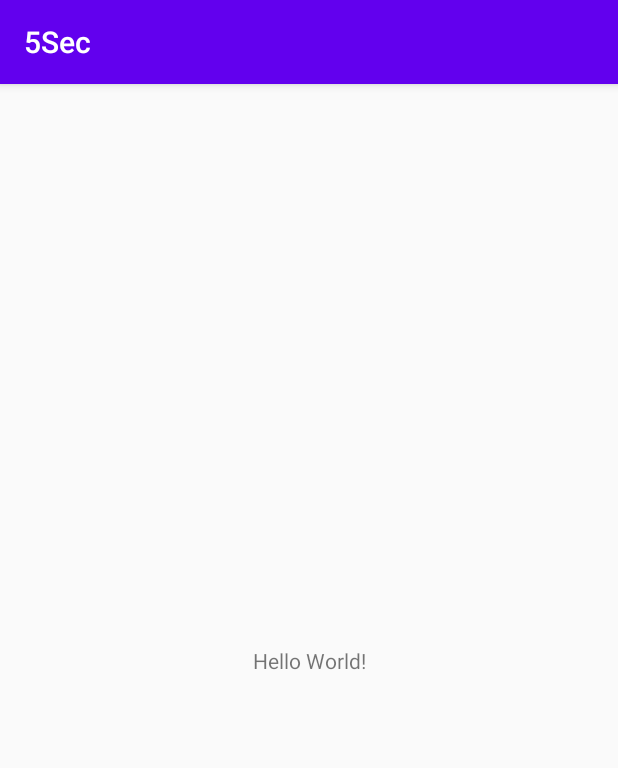
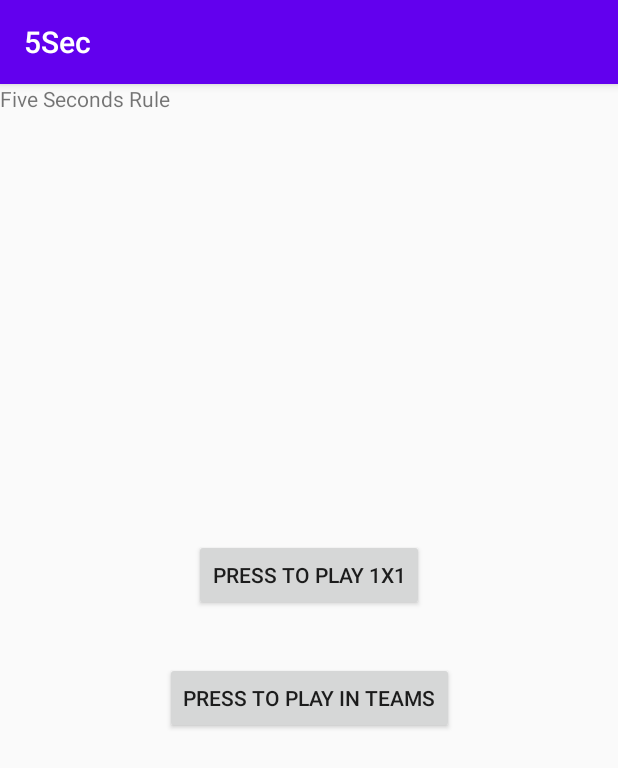
Before and after one commit to ETS-Android3/FiveSecondsRule, an Android app: the screen it shows after launch (MainActivity), on a phone screen of 412 x 824 dp. Shown: the top 768 px of the screen. Run offline under Robolectric (Android 15) with nearby library versions, the phone set to English and light mode, and no system bars.

Commit message:
Add main activity

```diff
--- a/app/src/main/java/com/example/a5sec/MainActivity.java
+++ b/app/src/main/java/com/example/a5sec/MainActivity.java
@@ -2,7 +2,9 @@ package com.example.a5sec;
 
 import androidx.appcompat.app.AppCompatActivity;
 
+import android.content.Intent;
 import android.os.Bundle;
+import android.view.View;
 
 public class MainActivity extends AppCompatActivity {
 
@@ -11,4 +13,8 @@ public class MainActivity extends AppCompatActivity {
         super.onCreate(savedInstanceState);
         setContentView(R.layout.activity_main);
     }
+    public void startTeamGame(View view){
+        Intent intent = new Intent(this, FiltersActivity.class);
+        startActivity(intent);
+    }
 }
--- a/app/src/main/res/layout/activity_main.xml
+++ b/app/src/main/res/layout/activity_main.xml
@@ -6,13 +6,34 @@
     android:layout_height="match_parent"
     tools:context=".MainActivity">
 
-    <TextView
+    <Button
+        android:id="@+id/button2"
         android:layout_width="wrap_content"
         android:layout_height="wrap_content"
-        android:text="Hello World!"
+        android:layout_marginTop="34dp"
+        android:onClick="startTeamGame"
+        android:text="@string/main_teamplay"
+        app:layout_constraintEnd_toEndOf="parent"
+        app:layout_constraintStart_toStartOf="parent"
+        app:layout_constraintTop_toBottomOf="@+id/button" />
+
+    <Button
+        android:id="@+id/button"
+        android:layout_width="wrap_content"
+        android:layout_height="wrap_content"
+        android:text="@string/main_play1on1"
         app:layout_constraintBottom_toBottomOf="parent"
-        app:layout_constraintLeft_toLeftOf="parent"
-        app:layout_constraintRight_toRightOf="parent"
+        app:layout_constraintEnd_toEndOf="parent"
+        app:layout_constraintStart_toStartOf="parent"
+        app:layout_constraintTop_toBottomOf="@+id/textView"
+        app:layout_constraintVertical_bias="0.36" />
+
+    <TextView
+        android:id="@+id/textView"
+        android:layout_width="0dp"
+        android:layout_height="69dp"
+        android:text="@string/AppName"
+        app:layout_constraintEnd_toEndOf="parent"
+        app:layout_constraintStart_toStartOf="parent"
         app:layout_constraintTop_toTopOf="parent" />
-
 </androidx.constraintlayout.widget.ConstraintLayout>
--- a/app/src/main/res/values/strings.xml
+++ b/app/src/main/res/values/strings.xml
@@ -1,3 +1,6 @@
 <resources>
     <string name="app_name">5Sec</string>
+    <string name="AppName">Five Seconds Rule</string>
+    <string name="main_play1on1">Press to play 1x1</string>
+    <string name="main_teamplay">Press to play in teams</string>
 </resources>
```
Also changed, not shown: 349 other files.
